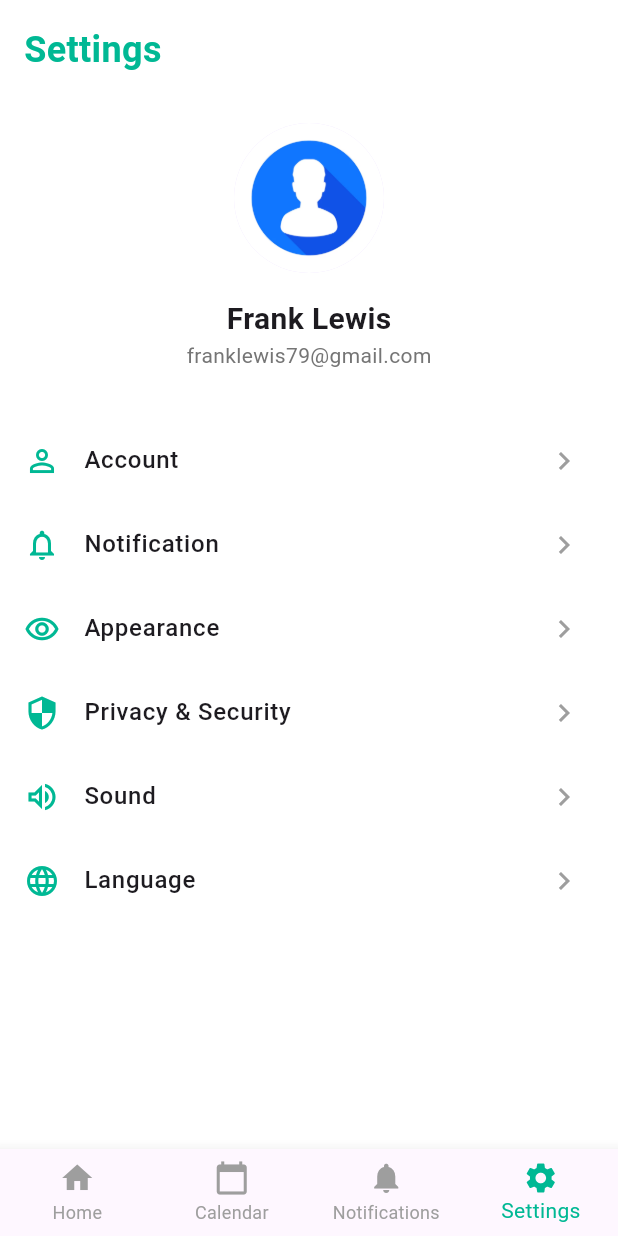
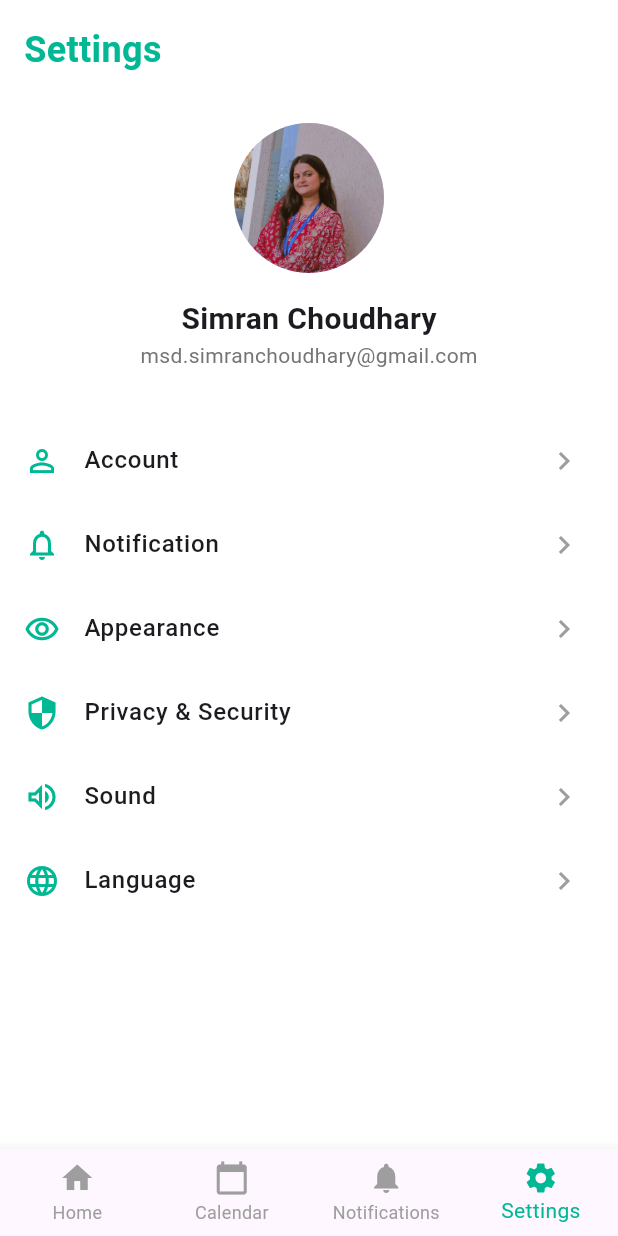
Before and after one commit to iamsmrn/M_Hospital, a Flutter app: the screen it shows after launch, item 4 of the bottom bar chosen, on a phone screen of 412 x 824 dp. Run offline on Flutter 3.47's test engine with Material 3 defaults, Android fonts, the phone set to English and light mode, and no system bars; our stand-ins replace image_picker.

Commit message:
Updated version

```diff
--- a/lib/home_page.dart
+++ b/lib/home_page.dart
@@ -22,7 +22,7 @@ class HomePage extends StatelessWidget {
                   children: [
                     Image.asset('assets/img_2.png', height: 24),
                     const Text(
-                      'Hi Frank!',
+                      'Hi Simran!',
                       style: TextStyle(
                         fontSize: 24,
                         fontWeight: FontWeight.bold,
@@ -33,7 +33,7 @@ class HomePage extends StatelessWidget {
                 ),
                 const CircleAvatar(
                   radius: 20,
-                  backgroundImage: AssetImage('assets/img_3.png'),
+                  backgroundImage: AssetImage('assets/simran.jpg'),
                 ),
               ],
             ),
--- a/lib/settings_page.dart
+++ b/lib/settings_page.dart
@@ -47,18 +47,18 @@ class SettingsPage extends StatelessWidget {
               children: [
                 const CircleAvatar(
                   radius: 50,
-                  backgroundImage: AssetImage('assets/img_3.png'),
+                  backgroundImage: AssetImage('assets/simran.jpg'),
                 ),
                 const SizedBox(height: 16),
                 const Text(
-                  'Frank Lewis',
+                  'Simran Choudhary',
                   style: TextStyle(
                     fontSize: 20,
                     fontWeight: FontWeight.bold,
                   ),
                 ),
                 Text(
-                  'franklewis79@gmail.com',
+                  'msd.simranchoudhary@gmail.com',
                   style: TextStyle(
                     fontSize: 14,
                     color: Colors.grey[600],
--- a/pubspec.yaml
+++ b/pubspec.yaml
@@ -72,6 +72,7 @@ flutter:
       - assets/8206501.png
       - assets/1354746d12ec0c590c7ee43ad142024a.jpg
       - assets/img_5.png
+      - assets/simran.jpg
   #   - images/a_dot_burr.jpeg
   #   - images/a_dot_ham.jpeg
 
```
Also changed, not shown: assets/simran.jpg (added).
